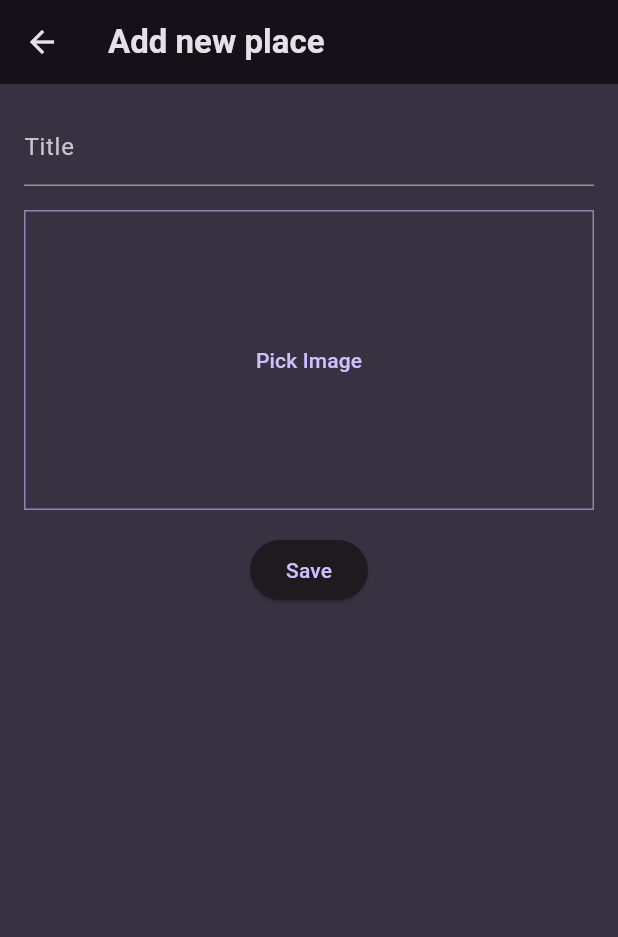
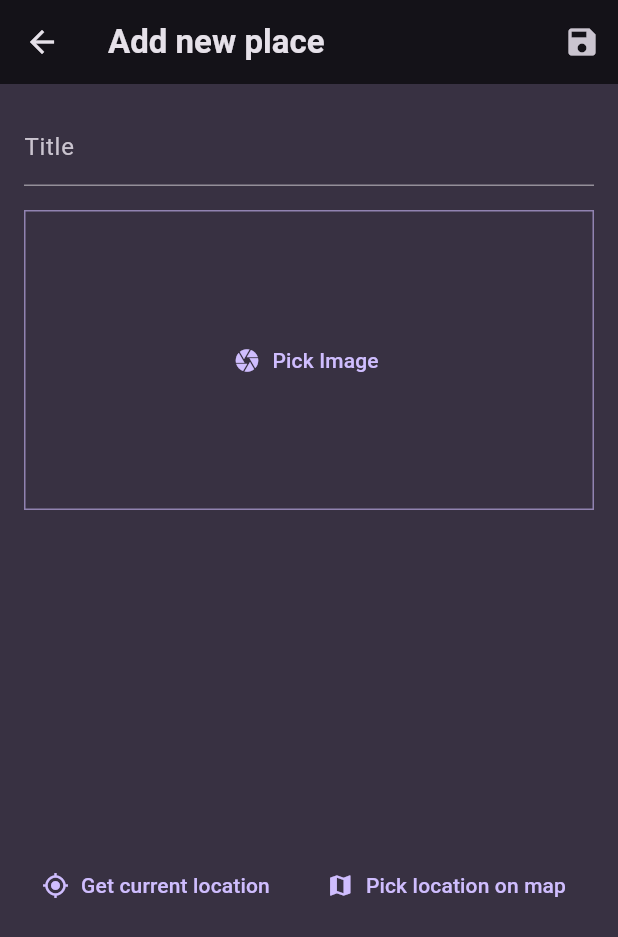
Before and after one commit to tom-sanderson-bt/flutter-favouriteplaces, a Flutter app: the AddPlacesScreen screen opened directly, on a phone screen of 412 x 824 dp. Shown: the top 937 px of the screen. Run offline on Flutter 3.47's test engine with Material 3 defaults, Android fonts, the phone set to English and light mode, and no system bars; our stand-ins replace flutter_riverpod, geolocator, google_fonts, google_maps_flutter, image_picker, sqflite; accounts and stored records are empty.

Commit message:
native integration for google maps + db added

```diff
--- /dev/null
+++ b/lib/models/location.dart
@@ -0,0 +1,7 @@
+class Location {
+  Location({required this.lat, required this.lng, required this.address});
+
+  final double lat;
+  final double lng;
+  final String address;
+}
--- a/lib/models/place.dart
+++ b/lib/models/place.dart
@@ -1,12 +1,15 @@
 import 'dart:io';
+import 'package:favourite_places/models/location.dart';
 import 'package:uuid/uuid.dart';
 
 const uuid = Uuid();
 
 class Place {
-  Place({required this.title, required this.image}) : id = uuid.v4();
+  Place({required this.title, required this.image, required this.location})
+      : id = uuid.v4();
 
   final String id;
   final String title;
   final File image;
+  final Location location;
 }
--- a/lib/screens/add_place.dart
+++ b/lib/screens/add_place.dart
@@ -1,8 +1,9 @@
 import 'dart:io';
 
-import 'package:favourite_places/models/place.dart';
+import 'package:favourite_places/models/location.dart';
 import 'package:favourite_places/providers/user_places.dart';
 import 'package:favourite_places/widgets/image_selector.dart';
+import 'package:favourite_places/widgets/location_picker.dart';
 import 'package:flutter/material.dart';
 import 'package:flutter_riverpod/flutter_riverpod.dart';
 
@@ -16,15 +17,17 @@ class AddPlacesScreen extends ConsumerStatefulWidget {
 class _AddPlacesScreenState extends ConsumerState<AddPlacesScreen> {
   final TextEditingController _titleController = TextEditingController();
   File? _image;
+  Location? _location;
 
   _savePlace() {
     var enteredTitle = _titleController.text;
-    if (enteredTitle.isEmpty || _image == null) {
+    if (enteredTitle.isEmpty || _image == null || _location == null) {
       return;
     }
-    ref.read(userPlacesProvider.notifier).addPlace(
-          Place(title: enteredTitle, image: _image!),
-        );
+    ref
+        .read(userPlacesProvider.notifier)
+        .addPlace(enteredTitle, _image!, _location!);
+
     Navigator.of(context).pop();
   }
 
@@ -32,11 +35,21 @@ class _AddPlacesScreenState extends ConsumerState<AddPlacesScreen> {
     _image = image;
   }
 
+  _onLocationPicked(Location location) {
+    _location = location;
+  }
+
   @override
   Widget build(BuildContext context) {
     return Scaffold(
       appBar: AppBar(
         title: const Text("Add new place"),
+        actions: [
+          IconButton(
+            icon: const Icon(Icons.save),
+            onPressed: _savePlace,
+          ),
+        ],
       ),
       body: SingleChildScrollView(
         padding: const EdgeInsets.all(16),
@@ -59,9 +72,9 @@ class _AddPlacesScreenState extends ConsumerState<AddPlacesScreen> {
             const SizedBox(
               height: 16,
             ),
-            ElevatedButton(
-              onPressed: _savePlace,
-              child: const Text("Save"),
+            LocationPicker(onLocationPicked: _onLocationPicked),
+            const SizedBox(
+              height: 16,
             ),
           ],
         ),
--- a/lib/screens/places.dart
+++ b/lib/screens/places.dart
@@ -20,8 +20,8 @@ class PlacesScreen extends StatelessWidget {
               icon: const Icon(Icons.add))
         ],
       ),
-      body: const Padding(
-        padding: EdgeInsets.all(8),
+      body: Padding(
+        padding: const EdgeInsets.all(8),
         child: PlacesList(),
       ),
     );
--- /dev/null
+++ b/lib/services/location.dart
@@ -0,0 +1,30 @@
+import 'package:geolocator/geolocator.dart';
+
+class LocationService {
+  static Future<Position> determinePosition() async {
+    bool serviceEnabled;
+    LocationPermission permission;
+
+    serviceEnabled = await Geolocator.isLocationServiceEnabled();
+    if (!serviceEnabled) {
+      return Future.error('Location services are disabled.');
+    }
+
+    permission = await Geolocator.checkPermission();
+    if (permission == LocationPermission.denied) {
+      permission = await Geolocator.requestPermission();
+      if (permission == LocationPermission.denied) {
+        return Future.error('Location permissions are denied');
+      }
+    }
+
+    if (permission == LocationPermission.deniedForever) {
+      return Future.error(
+          'Location permissions are permanently denied, we cannot request permissions.');
+    }
+
+    print('getting location');
+
+    return await Geolocator.getCurrentPosition();
+  }
+}
--- /dev/null
+++ b/lib/services/static_map.dart
@@ -0,0 +1,7 @@
+import "package:favourite_places/secrets.dart";
+
+class StaticMapService {
+  static getStaticMap(double lat, double lng) {
+    return 'https://maps.googleapis.com/maps/api/staticmap?center=$lat,$lng&zoom=16&size=600x300&key=$googleKey';
+  }
+}
--- a/lib/widgets/image_selector.dart
+++ b/lib/widgets/image_selector.dart
@@ -58,9 +58,10 @@ class _ImageSelectorState extends State<ImageSelector> {
                 color: Theme.of(context).colorScheme.primary.withAlpha(150),
               ),
             ),
-            child: TextButton(
+            child: TextButton.icon(
+              icon: const Icon(Icons.camera),
               onPressed: _pickImage,
-              child: const Text("Pick Image"),
+              label: const Text("Pick Image"),
             ),
           );
   }
--- /dev/null
+++ b/lib/widgets/location_picker.dart
@@ -0,0 +1,113 @@
+import 'dart:convert';
+
+import 'package:favourite_places/models/location.dart';
+import 'package:favourite_places/screens/maps.dart';
+import 'package:favourite_places/secrets.dart';
+import 'package:favourite_places/services/location.dart';
+import 'package:favourite_places/services/static_map.dart';
+import 'package:flutter/material.dart';
+import 'package:geolocator/geolocator.dart';
+import 'package:google_maps_flutter/google_maps_flutter.dart';
+
+import 'package:http/http.dart' as http;
+
+class LocationPicker extends StatefulWidget {
+  const LocationPicker({super.key, required this.onLocationPicked});
+
+  final void Function(Location location) onLocationPicked;
+
+  @override
+  State<StatefulWidget> createState() {
+    return _LocationPickerState();
+  }
+}
+
+class _LocationPickerState extends State<LocationPicker> {
+  Location? _location;
+  bool _isLoading = false;
+
+  _getLocation() async {
+    print('getLocation');
+    Position? position;
+    // try {
+    setState(() {
+      _isLoading = true;
+    });
+    position = await LocationService.determinePosition();
+    setState(() {
+      _isLoading = false;
+    });
+    print('position returned $position');
+
+    /* } catch (exc) {
+      print(exc);
+      // permission not granted
+    }*/
+
+    _setLocation(position.latitude, position.longitude);
+  }
+
+  _pickOnMap() async {
+    var pickedLocation = await Navigator.of(context)
+        .push<LatLng?>(MaterialPageRoute(builder: (ctx) {
+      return const MapScreen(
+        isSelecting: true,
+      );
+    }));
+
+    if (pickedLocation == null) {
+      return;
+    }
+
+    _setLocation(pickedLocation.latitude, pickedLocation.longitude);
+  }
+
+  _setLocation(double latitude, double longitude) async {
+    print("location is $latitude,$longitude");
+
+    var uri = Uri.parse(
+        'https://maps.googleapis.com/maps/api/geocode/json?latlng=$latitude,$longitude&key=$googleKey');
+    var response = await http.get(uri);
+    var data = jsonDecode(response.body);
+    var address = data['results'][0]['formatted_address'] as String;
+
+    print('address is $address');
+
+    setState(() {
+      _location = Location(lat: latitude, lng: longitude, address: address);
+    });
+
+    widget.onLocationPicked(_location!);
+  }
+
+  @override
+  Widget build(BuildContext context) {
+    return Column(children: [
+      SizedBox(
+        height: 200,
+        width: double.infinity,
+        child: _location == null
+            ? _isLoading
+                ? const Center(child: CircularProgressIndicator())
+                : null
+            : Image.network(
+                StaticMapService.getStaticMap(_location!.lat, _location!.lng),
+              ),
+      ),
+      const SizedBox(height: 10),
+      Row(children: [
+        TextButton.icon(
+          icon: const Icon(Icons.gps_fixed),
+          onPressed: _getLocation,
+          label: const Text('Get current location'),
+        ),
+        const SizedBox(width: 10),
+        TextButton.icon(
+          icon: const Icon(Icons.map),
+          onPressed: _pickOnMap,
+          label: const Text('Pick location on map'),
+        ),
+      ]),
+    ]);
+  }
+}
--- a/pubspec.yaml
+++ b/pubspec.yaml
@@ -39,6 +39,12 @@ dependencies:
   flutter_riverpod: ^2.5.1
   uuid: ^4.4.0
   image_picker: ^1.1.1
+  geolocator: ^11.0.0
+  google_maps_flutter: ^2.6.1
+  http: ^1.2.1
+  sqflite: ^2.3.3+1
+  path: ^1.9.0
+  path_provider: ^2.1.3
 
 dev_dependencies:
   flutter_test:
```
Also changed, not shown: lib/providers/user_places.dart (+62 -1 lines), lib/screens/maps.dart (added, +60 -0 lines), lib/screens/place_details.dart (+42 -7 lines), lib/widgets/places_list.dart (+27 -2 lines), pubspec.lock, 8 other files.
